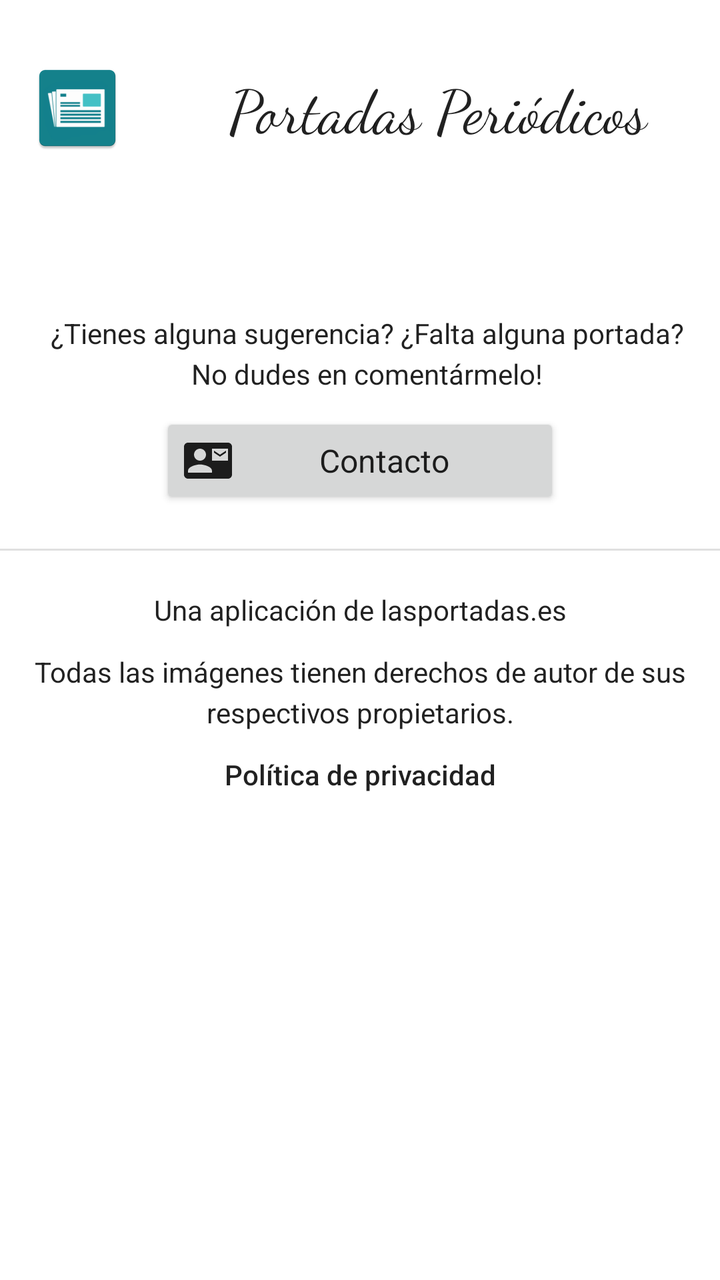
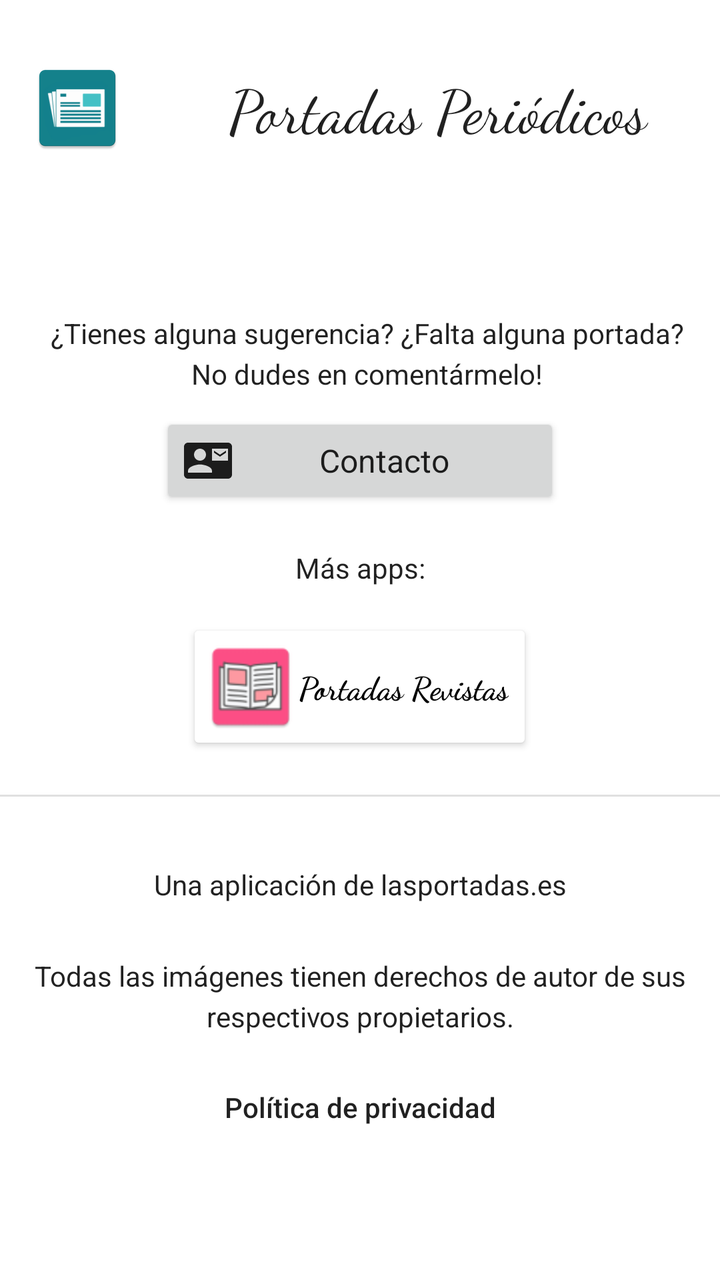

Compare the two renders of this Android layout. The source of the first and the diff that turns it into the second are given below.
<!-- AndroidManifest.xml: application theme AppTheme -->
<!-- res/layout/about.xml -->
<?xml version="1.0" encoding="utf-8"?>
<LinearLayout xmlns:android="http://schemas.android.com/apk/res/android"
    xmlns:app="http://schemas.android.com/apk/res-auto"
    xmlns:tools="http://schemas.android.com/tools"
    android:layout_width="match_parent"
    android:layout_height="match_parent"
    android:gravity="center_horizontal"
    android:orientation="vertical">

    <LinearLayout
        android:layout_width="match_parent"
        android:layout_height="wrap_content"
        android:layout_marginTop="30dp"
        android:orientation="horizontal">

        <ImageView
            android:layout_width="wrap_content"
            android:layout_height="wrap_content"
            android:layout_weight="2"
            android:contentDescription="appIcon"
            app:srcCompat="@mipmap/news_icon"
            tools:ignore="HardcodedText" />

        <TextView
            android:layout_width="wrap_content"
            android:layout_height="match_parent"
            android:layout_weight="5"
            android:gravity="center"
            android:text="@string/app_full_name"
            android:textAllCaps="false"
            android:textAppearance="@style/ActionBar.nameText" />
    </LinearLayout>

    <TextView
        android:id="@+id/appVersion"
        android:layout_width="match_parent"
        android:layout_height="29dp"
        android:layout_marginTop="20dp"
        android:layout_marginBottom="20dp"
        android:gravity="center_horizontal" />

    <Space
        android:layout_width="match_parent"
        android:layout_height="10dp" />

    <TextView
        android:layout_width="match_parent"
        android:layout_height="wrap_content"
        android:gravity="center_horizontal"
        android:lineSpacingExtra="4sp"
        android:text="@string/about_desc"
        android:textAllCaps="false"
        android:textAppearance="@style/TextAppearance.AppCompat.Body1" />

    <Space
        android:layout_width="match_parent"
        android:layout_height="10dp" />

    <androidx.appcompat.widget.AppCompatButton
        android:id="@+id/contact"
        android:layout_width="200dp"
        android:layout_height="wrap_content"
        android:drawableStart="@drawable/ic_contact_mail_black_24dp"
        android:drawableLeft="@drawable/ic_contact_mail_black_24dp"
        android:text="@string/contact"
        android:textAppearance="@style/TextAppearance.AppCompat.SearchResult.Subtitle" />

    <Space
        android:layout_width="match_parent"
        android:layout_height="20dp" />

    <View
        android:layout_width="match_parent"
        android:layout_height="1dp"
        android:background="?android:attr/listDivider" />

























    <LinearLayout
        android:layout_width="match_parent"
        android:layout_height="match_parent"
        android:orientation="vertical">

        <Space
            android:layout_width="match_parent"
            android:layout_height="20dp" />

        <TextView
            android:id="@+id/appSource"
            android:layout_width="match_parent"
            android:layout_height="wrap_content"
            android:layout_marginLeft="16dp"
            android:layout_marginRight="16dp"
            android:layout_marginBottom="8dp"
            android:gravity="center_horizontal"
            android:lineSpacingExtra="4sp"
            android:text="@string/appSource"
            android:textAllCaps="false"
            android:textAppearance="@style/TextAppearance.AppCompat.Body1" />

        <TextView
            android:layout_width="match_parent"
            android:layout_height="wrap_content"
            android:layout_marginLeft="16dp"
            android:layout_marginTop="4dp"
            android:layout_marginRight="16dp"
            android:layout_marginBottom="8dp"
            android:gravity="center_horizontal"
            android:lineSpacingExtra="4sp"
            android:text="@string/copyright"
            android:textAllCaps="false"
            android:textAppearance="@style/TextAppearance.AppCompat.Body1" />

        <TextView
            android:id="@+id/privacy_policy"
            android:layout_width="match_parent"
            android:layout_height="wrap_content"
            android:layout_marginLeft="16dp"
            android:layout_marginTop="4dp"
            android:layout_marginRight="16dp"
            android:layout_marginBottom="16dp"
            android:autoLink="web"
            android:gravity="center_horizontal"
            android:lineSpacingExtra="4sp"
            android:linksClickable="true"
            android:text="@string/privacy_policy"
            android:textAllCaps="false"
            android:textAppearance="@style/TextAppearance.AppCompat.Body2" />

    </LinearLayout>

</LinearLayout>
<!-- resources referenced by this layout -->
<resources>
  <!-- drawable ic_contact_mail_black_24dp (drawable) -->
  <vector xmlns:android="http://schemas.android.com/apk/res/android"
          android:width="24dp"
          android:height="24dp"
          android:viewportWidth="24.0"
          android:viewportHeight="24.0">
      <path
          android:fillColor="?attr/actionMenuTextColor"
          android:pathData="M21,8L21,7l-3,2 -3,-2v1l3,2 3,-2zM22,3L2,3C0.9,3 0,3.9 0,5v14c0,1.1 0.9,2 2,2h20c1.1,0 1.99,-0.9 1.99,-2L24,5c0,-1.1 -0.9,-2 -2,-2zM8,6c1.66,0 3,1.34 3,3s-1.34,3 -3,3 -3,-1.34 -3,-3 1.34,-3 3,-3zM14,18L2,18v-1c0,-2 4,-3.1 6,-3.1s6,1.1 6,3.1v1zM22,12h-8L14,6h8v6z"/>
  </vector>
  <!-- mipmap news_icon: png bitmap (mipmap-hdpi, 1769 bytes) -->
  <string name="about_desc">\t¿Tienes alguna sugerencia? ¿Falta alguna portada?\n\tNo dudes en comentármelo!</string>
  <string name="appSource">Una aplicación de lasportadas.es</string>
  <string name="app_full_name">Portadas Periódicos</string>
  <string name="contact">Contacto</string>
  <string name="copyright">Todas las imágenes tienen derechos de autor de sus respectivos propietarios.</string>
  <string name="privacy_policy">Política de privacidad</string>
  <style name="ActionBar.nameText" parent="TextAppearance.AppCompat.Widget.ActionBar.Title">
          <item name="android:textSize">30sp</item>
          <item name="android:fontFamily">cursive</item>
      </style>
  <style name="AppTheme" parent="Theme.MaterialComponents.Light.Bridge">
          
          <item name="colorPrimary">@color/colorPrimary</item>
          <item name="colorPrimaryDark">@color/colorPrimaryDark</item>
          <item name="colorAccent">@android:color/holo_green_dark</item>
          <item name="materialCalendarStyle">@style/Widget.MaterialComponents.MaterialCalendar</item>
          <item name="materialCalendarFullscreenTheme">@style/ThemeOverlay.MaterialComponents.MaterialCalendar.Fullscreen</item>
          <item name="materialCalendarTheme">@style/ThemeOverlay.MaterialComponents.MaterialCalendar</item>
          <item name="android:windowActionBar">false</item>
          <item name="windowNoTitle">true</item>
          <item name="android:windowAnimationStyle">@style/WindowAnimationTransition</item>
      </style>
  <color name="colorPrimary">#00A391</color>
  <color name="colorPrimaryDark">#4A4A4A</color>
  <style name="WindowAnimationTransition">
          <item name="android:windowEnterAnimation">@android:anim/fade_in</item>
          <item name="android:windowExitAnimation">@android:anim/fade_out</item>
      </style>
</resources>

<!-- the commit's change to res/layout/about.xml (unified diff, before → after) -->
@@ -69,38 +69,71 @@
         android:layout_width="match_parent"
         android:layout_height="20dp" />
 
+
+    <TextView
+        android:id="@+id/mas_apps"
+        android:layout_width="match_parent"
+        android:layout_height="wrap_content"
+        android:gravity="center_horizontal"
+        android:layout_marginBottom="16dp"
+        android:textAppearance="@style/TextAppearance.AppCompat.Body1"
+        android:text="@string/mas_apps" />
+
+    <androidx.appcompat.widget.AppCompatButton
+        android:id="@+id/portadas_revistas"
+        android:layout_width="wrap_content"
+        android:layout_height="wrap_content"
+        android:drawableStart="@mipmap/magazines_icon"
+        android:drawableLeft="@mipmap/magazines_icon"
+        android:paddingRight="12dp"
+        android:paddingStart="8dp"
+        android:backgroundTint="@color/cardview_light_background"
+        android:text="@string/portadas_revistas"
+        android:textAppearance="@style/TextAppearance.AppCompat.SearchResult.Subtitle"
+        android:fontFamily="cursive"
+        android:textStyle="bold"
+        android:textColor="@android:color/black"
+        android:paddingEnd="12dp"
+        android:paddingLeft="8dp" />
+
+    <Space
+        android:layout_width="match_parent"
+        android:layout_height="20dp" />
+
     <View
         android:layout_width="match_parent"
         android:layout_height="1dp"
         android:background="?android:attr/listDivider" />
 
+    
+    
+    
+    
+    
+    
+    
+    
+    
+    
+    
+    
+    
 
-
-
-
-
-
-
-
-
-
-
-
-
-
-
-
-
-
-
-
-
-
-
+    
+    
+    
+    
+    
+    
+    
+    
+    
 
     <LinearLayout
         android:layout_width="match_parent"
         android:layout_height="match_parent"
+        android:layout_gravity="center_horizontal"
+        android:gravity="center_horizontal"
         android:orientation="vertical">
 
         <Space
@@ -110,11 +143,11 @@
         <TextView
             android:id="@+id/appSource"
             android:layout_width="match_parent"
-            android:layout_height="wrap_content"
+            android:layout_height="48dp"
             android:layout_marginLeft="16dp"
             android:layout_marginRight="16dp"
             android:layout_marginBottom="8dp"
-            android:gravity="center_horizontal"
+            android:gravity="center_horizontal|center_vertical"
             android:lineSpacingExtra="4sp"
             android:text="@string/appSource"
             android:textAllCaps="false"
@@ -136,19 +169,19 @@
         <TextView
             android:id="@+id/privacy_policy"
             android:layout_width="match_parent"
-            android:layout_height="wrap_content"
+            android:layout_height="48dp"
             android:layout_marginLeft="16dp"
             android:layout_marginTop="4dp"
             android:layout_marginRight="16dp"
-            android:layout_marginBottom="16dp"
             android:autoLink="web"
-            android:gravity="center_horizontal"
+            android:gravity="center_horizontal|center_vertical"
             android:lineSpacingExtra="4sp"
             android:linksClickable="true"
             android:text="@string/privacy_policy"
             android:textAllCaps="false"
             android:textAppearance="@style/TextAppearance.AppCompat.Body2" />
 
+
     </LinearLayout>
 
 </LinearLayout>
<!-- resource entries referenced after the edit -->
@@ -10,34 +10,55 @@
           android:fillColor="?attr/actionMenuTextColor"
           android:pathData="M21,8L21,7l-3,2 -3,-2v1l3,2 3,-2zM22,3L2,3C0.9,3 0,3.9 0,5v14c0,1.1 0.9,2 2,2h20c1.1,0 1.99,-0.9 1.99,-2L24,5c0,-1.1 -0.9,-2 -2,-2zM8,6c1.66,0 3,1.34 3,3s-1.34,3 -3,3 -3,-1.34 -3,-3 1.34,-3 3,-3zM14,18L2,18v-1c0,-2 4,-3.1 6,-3.1s6,1.1 6,3.1v1zM22,12h-8L14,6h8v6z"/>
   </vector>
+  <!-- mipmap magazines_icon: webp bitmap (mipmap-hdpi, 2246 bytes) -->
   <!-- mipmap news_icon: png bitmap (mipmap-hdpi, 1769 bytes) -->
   <string name="about_desc">\t¿Tienes alguna sugerencia? ¿Falta alguna portada?\n\tNo dudes en comentármelo!</string>
   <string name="appSource">Una aplicación de lasportadas.es</string>
   <string name="app_full_name">Portadas Periódicos</string>
   <string name="contact">Contacto</string>
   <string name="copyright">Todas las imágenes tienen derechos de autor de sus respectivos propietarios.</string>
+  <string name="mas_apps">Más apps:</string>
+  <string name="portadas_revistas">Portadas Revistas</string>
   <string name="privacy_policy">Política de privacidad</string>
   <style name="ActionBar.nameText" parent="TextAppearance.AppCompat.Widget.ActionBar.Title">
           <item name="android:textSize">30sp</item>
           <item name="android:fontFamily">cursive</item>
       </style>
-  <style name="AppTheme" parent="Theme.MaterialComponents.Light.Bridge">
+  <style name="AppTheme" parent="Theme.MaterialComponents.Light">
           
           <item name="colorPrimary">@color/colorPrimary</item>
           <item name="colorPrimaryDark">@color/colorPrimaryDark</item>
           <item name="colorAccent">@android:color/holo_green_dark</item>
+  
+          <item name="buttonBarNegativeButtonStyle">@style/Widget.MaterialComponents.Button</item>
+          <item name="buttonBarPositiveButtonStyle">@style/Widget.MaterialComponents.Button</item>
+          <item name="buttonBarNeutralButtonStyle">@style/Widget.MaterialComponents.Button</item>
+  
+          <item name="materialAlertDialogTheme">@style/MaterialAlertDialog</item>
           <item name="materialCalendarStyle">@style/Widget.MaterialComponents.MaterialCalendar</item>
           <item name="materialCalendarFullscreenTheme">@style/ThemeOverlay.MaterialComponents.MaterialCalendar.Fullscreen</item>
-          <item name="materialCalendarTheme">@style/ThemeOverlay.MaterialComponents.MaterialCalendar</item>
+          <item name="materialCalendarTheme">@style/MaterialCalendarThemeLight</item>
           <item name="android:windowActionBar">false</item>
+          <item name="android:windowAnimationStyle">@style/WindowAnimationTransition</item>
           <item name="windowNoTitle">true</item>
-          <item name="android:windowAnimationStyle">@style/WindowAnimationTransition</item>
       </style>
   <color name="colorPrimary">#00A391</color>
   <color name="colorPrimaryDark">#4A4A4A</color>
+  <style name="MaterialAlertDialog" parent="ThemeOverlay.MaterialComponents.MaterialAlertDialog">
+          <item name="buttonBarPositiveButtonStyle">@style/Widget.MaterialComponents.Button</item>
+      </style>
+  <style name="MaterialCalendarThemeLight" parent="ThemeOverlay.MaterialComponents.MaterialCalendar">
+          
+          <item name="buttonBarPositiveButtonStyle">@style/TextButtonLight</item>
+          <item name="buttonBarNegativeButtonStyle">@style/Widget.MaterialComponents.Button</item>
+  
+      </style>
   <style name="WindowAnimationTransition">
           <item name="android:windowEnterAnimation">@android:anim/fade_in</item>
           <item name="android:windowExitAnimation">@android:anim/fade_out</item>
       </style>
+  <style name="TextButtonLight" parent="Widget.MaterialComponents.Button">
+          <item name="android:layout_marginLeft">20dp</item>
+      </style>
 </resources>
 
